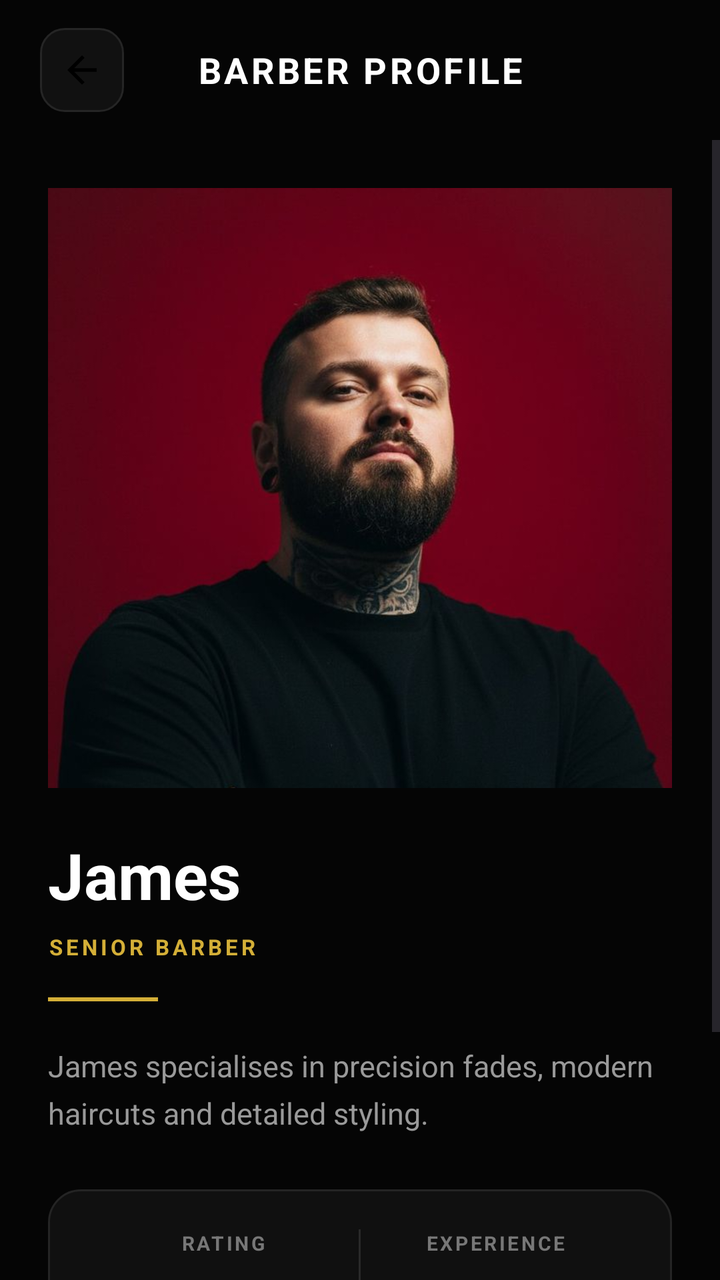
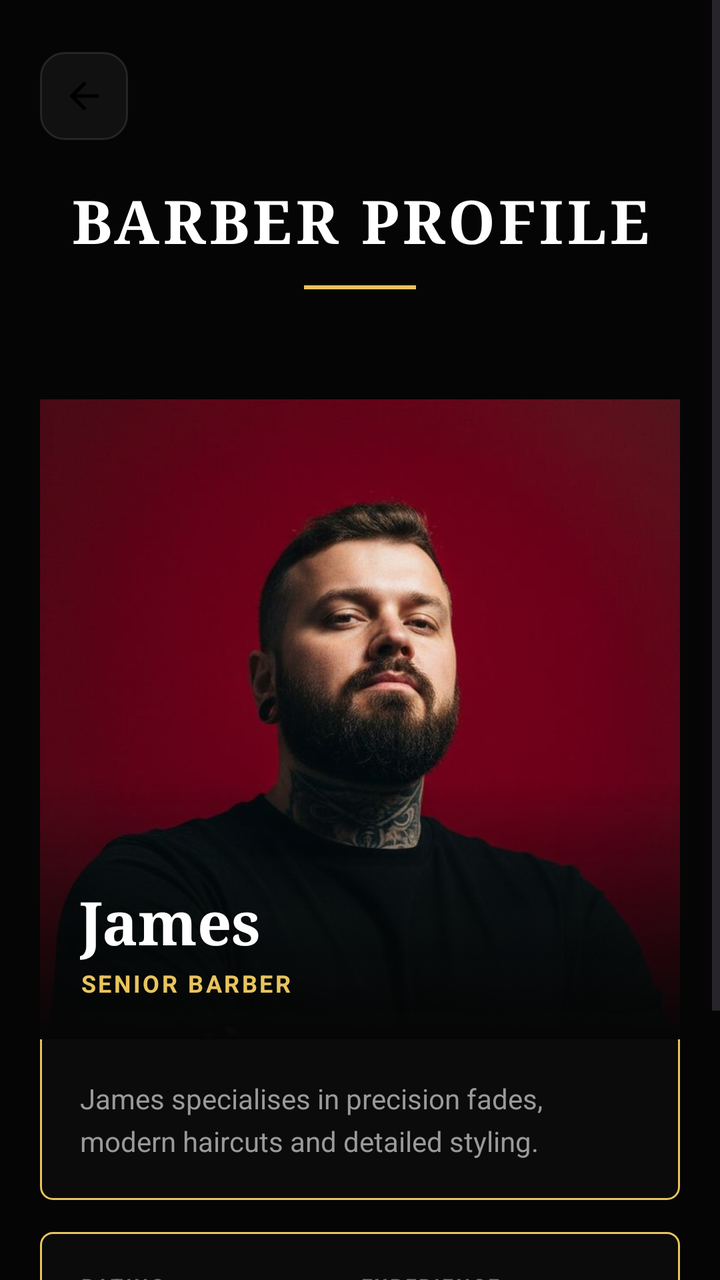

Screens rendered from an Android XML layout before and after an edit, with the pre-edit source and the edit as a unified diff.
<!-- AndroidManifest.xml: application theme Theme.FadeandFaith -->
<!-- res/layout/activity_barber_details.xml -->
<?xml version="1.0" encoding="utf-8"?>
<LinearLayout
    xmlns:android="http://schemas.android.com/apk/res/android"
    android:layout_width="match_parent"
    android:layout_height="match_parent"
    android:orientation="vertical"
    android:background="#050505">



    <LinearLayout
        android:layout_width="match_parent"
        android:layout_height="70dp"
        android:orientation="horizontal"
        android:gravity="center_vertical"
        android:paddingStart="20dp"
        android:paddingEnd="20dp">

        <ImageView
            android:id="@+id/backButton"
            android:layout_width="42dp"
            android:layout_height="42dp"
            android:padding="10dp"
            android:src="@drawable/arrowback"
            android:contentDescription="Back"
            android:background="@drawable/iconbutton" />

        <TextView
            android:layout_width="0dp"
            android:layout_height="wrap_content"
            android:layout_weight="1"
            android:gravity="center"
            android:paddingEnd="42dp"
            android:text="BARBER PROFILE"
            android:textColor="#FFFFFF"
            android:textSize="18sp"
            android:textStyle="bold"
            android:letterSpacing="0.08" />

    </LinearLayout>




    <ScrollView
        android:layout_width="match_parent"
        android:layout_height="0dp"
        android:layout_weight="1"
        android:fillViewport="true">

        <LinearLayout
            android:layout_width="match_parent"
            android:layout_height="wrap_content"
            android:orientation="vertical"
            android:padding="24dp">



            <ImageView
                android:id="@+id/barberImage"
                android:layout_width="match_parent"
                android:layout_height="300dp"
                android:scaleType="centerCrop"
                android:src="@drawable/james"
                android:contentDescription="Barber profile image" />




            <TextView
                android:id="@+id/barberName"
                android:layout_width="match_parent"
                android:layout_height="wrap_content"
                android:layout_marginTop="22dp"
                android:text="James"
                android:textColor="#FFFFFF"
                android:textSize="32sp"
                android:textStyle="bold" />




            <TextView
                android:id="@+id/barberRole"
                android:layout_width="wrap_content"
                android:layout_height="wrap_content"
                android:layout_marginTop="7dp"
                android:text="SENIOR BARBER"
                android:textColor="#D4AF37"
                android:textSize="11sp"
                android:textStyle="bold"
                android:letterSpacing="0.15" />




            <View
                android:layout_width="55dp"
                android:layout_height="2dp"
                android:layout_marginTop="18dp"
                android:background="#D4AF37" />




            <TextView
                android:id="@+id/barberDescription"
                android:layout_width="match_parent"
                android:layout_height="wrap_content"
                android:layout_marginTop="22dp"
                android:text="James specialises in precision fades, modern haircuts and detailed styling."
                android:textColor="#999999"
                android:textSize="15sp"
                android:lineSpacingExtra="6dp" />




            <LinearLayout
                android:layout_width="match_parent"
                android:layout_height="wrap_content"
                android:layout_marginTop="28dp"
                android:orientation="horizontal"
                android:padding="20dp"
                android:background="@drawable/homecard">



                <LinearLayout
                    android:layout_width="0dp"
                    android:layout_height="wrap_content"
                    android:layout_weight="1"
                    android:gravity="center"
                    android:orientation="vertical">

                    <TextView
                        android:layout_width="wrap_content"
                        android:layout_height="wrap_content"
                        android:text="RATING"
                        android:textColor="#777777"
                        android:textSize="10sp"
                        android:textStyle="bold"
                        android:letterSpacing="0.12" />

                    <TextView
                        android:id="@+id/barberRating"
                        android:layout_width="wrap_content"
                        android:layout_height="wrap_content"
                        android:layout_marginTop="8dp"
                        android:text="4.9 / 5"
                        android:textColor="#D4AF37"
                        android:textSize="18sp"
                        android:textStyle="bold" />

                </LinearLayout>


                <View
                    android:layout_width="1dp"
                    android:layout_height="50dp"
                    android:background="#292929" />




                <LinearLayout
                    android:layout_width="0dp"
                    android:layout_height="wrap_content"
                    android:layout_weight="1"
                    android:gravity="center"
                    android:orientation="vertical">

                    <TextView
                        android:layout_width="wrap_content"
                        android:layout_height="wrap_content"
                        android:text="EXPERIENCE"
                        android:textColor="#777777"
                        android:textSize="10sp"
                        android:textStyle="bold"
                        android:letterSpacing="0.12" />

                    <TextView
                        android:id="@+id/barberExperience"
                        android:layout_width="wrap_content"
                        android:layout_height="wrap_content"
                        android:layout_marginTop="8dp"
                        android:text="8 YEARS"
                        android:textColor="#FFFFFF"
                        android:textSize="18sp"
                        android:textStyle="bold" />

                </LinearLayout>

            </LinearLayout>




            <com.google.android.material.button.MaterialButton
                android:id="@+id/bookButton"
                android:layout_width="match_parent"
                android:layout_height="58dp"
                android:layout_marginTop="32dp"
                android:text="BOOK WITH THIS BARBER"
                android:textColor="#050505"
                android:textSize="13sp"
                android:textStyle="bold"
                android:letterSpacing="0.07"
                android:background="@drawable/goldbutton" />

        </LinearLayout>

    </ScrollView>

</LinearLayout>
<!-- resources referenced by this layout -->
<resources>
  <!-- drawable arrowback (drawable) -->
  <vector xmlns:android="http://schemas.android.com/apk/res/android" android:autoMirrored="true" android:height="24dp" android:tint="#000000" android:viewportHeight="960" android:viewportWidth="960" android:width="24dp">
        
      <path android:fillColor="@android:color/white" android:pathData="M313,520L537,744L480,800L160,480L480,160L537,216L313,440L800,440L800,520L313,520Z"/>
      
  </vector>
  <!-- drawable goldbutton (drawable) -->
  <?xml version="1.0" encoding="utf-8"?>
  <shape xmlns:android="http://schemas.android.com/apk/res/android"
      android:shape="rectangle">
  
      <solid android:color="#D4AF37" />
  
      <corners android:radius="14dp" />
  
  </shape>
  <!-- drawable homecard (drawable) -->
  <?xml version="1.0" encoding="utf-8"?>
  <shape xmlns:android="http://schemas.android.com/apk/res/android">
  
      <solid android:color="#101010" />
  
      <stroke
          android:width="1dp"
          android:color="#242424" />
  
      <corners android:radius="16dp" />
  
  </shape>
  <!-- drawable iconbutton (drawable) -->
  <?xml version="1.0" encoding="utf-8"?>
  <shape xmlns:android="http://schemas.android.com/apk/res/android">
  
      <solid android:color="#111111" />
  
      <stroke
          android:width="1dp"
          android:color="#252525" />
  
      <corners android:radius="12dp" />
  
  </shape>
  <!-- drawable james: jpg bitmap (drawable, 54138 bytes) -->
  <style name="Theme.FadeandFaith" parent="Base.Theme.FadeandFaith" />
  <style name="Base.Theme.FadeandFaith" parent="Theme.Material3.DayNight.NoActionBar">
          
          
      </style>
</resources>

<!-- the commit's change to res/layout/activity_barber_details.xml (unified diff, before → after) -->
@@ -1,215 +1,211 @@
 <?xml version="1.0" encoding="utf-8"?>
-<LinearLayout
+<ScrollView
     xmlns:android="http://schemas.android.com/apk/res/android"
+    xmlns:app="http://schemas.android.com/apk/res-auto"
     android:layout_width="match_parent"
     android:layout_height="match_parent"
-    android:orientation="vertical"
-    android:background="#050505">
-
-
+    android:background="#050505"
+    android:fillViewport="true">
 
     <LinearLayout
         android:layout_width="match_parent"
-        android:layout_height="70dp"
-        android:orientation="horizontal"
-        android:gravity="center_vertical"
-        android:paddingStart="20dp"
-        android:paddingEnd="20dp">
-
-        <ImageView
-            android:id="@+id/backButton"
-            android:layout_width="42dp"
-            android:layout_height="42dp"
-            android:padding="10dp"
-            android:src="@drawable/arrowback"
-            android:contentDescription="Back"
-            android:background="@drawable/iconbutton" />
+        android:layout_height="wrap_content"
+        android:orientation="vertical"
+        android:padding="20dp">
+
+        <LinearLayout
+            android:layout_width="match_parent"
+            android:layout_height="56dp"
+            android:gravity="center_vertical"
+            android:orientation="horizontal">
+
+            <ImageView
+                android:id="@+id/backButton"
+                android:layout_width="44dp"
+                android:layout_height="44dp"
+                android:background="@drawable/iconbutton"
+                android:contentDescription="Back"
+                android:padding="11dp"
+                android:src="@drawable/arrowback" />
+
+        </LinearLayout>
 
         <TextView
-            android:layout_width="0dp"
-            android:layout_height="wrap_content"
-            android:layout_weight="1"
+            android:layout_width="match_parent"
+            android:layout_height="wrap_content"
+            android:layout_marginTop="14dp"
+            android:fontFamily="serif"
             android:gravity="center"
-            android:paddingEnd="42dp"
+            android:letterSpacing="0.06"
             android:text="BARBER PROFILE"
             android:textColor="#FFFFFF"
-            android:textSize="18sp"
-            android:textStyle="bold"
-            android:letterSpacing="0.08" />
-
-    </LinearLayout>
-
-
-
-
-    <ScrollView
-        android:layout_width="match_parent"
-        android:layout_height="0dp"
-        android:layout_weight="1"
-        android:fillViewport="true">
+            android:textSize="30sp"
+            android:textStyle="bold" />
+
+        <View
+            android:layout_width="56dp"
+            android:layout_height="2dp"
+            android:layout_gravity="center_horizontal"
+            android:layout_marginTop="12dp"
+            android:background="#E8C45E" />
+
+        <TextView
+            android:layout_width="match_parent"
+            android:layout_height="wrap_content"
+            android:layout_marginTop="12dp"
+            android:gravity="center"
+            android:text=""
+            android:textColor="#9A9A9A"
+            android:textSize="14sp" />
 
         <LinearLayout
             android:layout_width="match_parent"
             android:layout_height="wrap_content"
-            android:orientation="vertical"
-            android:padding="24dp">
-
-
-
-            <ImageView
-                android:id="@+id/barberImage"
+            android:layout_marginTop="24dp"
+            android:background="@drawable/cardoutline"
+            android:orientation="vertical">
+
+            <FrameLayout
                 android:layout_width="match_parent"
-                android:layout_height="300dp"
-                android:scaleType="centerCrop"
-                android:src="@drawable/james"
-                android:contentDescription="Barber profile image" />
-
-
-
-
-            <TextView
-                android:id="@+id/barberName"
-                android:layout_width="match_parent"
-                android:layout_height="wrap_content"
-                android:layout_marginTop="22dp"
-                android:text="James"
-                android:textColor="#FFFFFF"
-                android:textSize="32sp"
-                android:textStyle="bold" />
-
-
-
-
-            <TextView
-                android:id="@+id/barberRole"
-                android:layout_width="wrap_content"
-                android:layout_height="wrap_content"
-                android:layout_marginTop="7dp"
-                android:text="SENIOR BARBER"
-                android:textColor="#D4AF37"
-                android:textSize="11sp"
-                android:textStyle="bold"
-                android:letterSpacing="0.15" />
-
-
-
-
-            <View
-                android:layout_width="55dp"
-                android:layout_height="2dp"
-                android:layout_marginTop="18dp"
-                android:background="#D4AF37" />
-
-
-
+                android:layout_height="320dp">
+
+                <ImageView
+                    android:id="@+id/barberImage"
+                    android:layout_width="match_parent"
+                    android:layout_height="match_parent"
+                    android:contentDescription="Barber photo"
+                    android:scaleType="centerCrop"
+                    android:src="@drawable/james" />
+
+                <View
+                    android:layout_width="match_parent"
+                    android:layout_height="130dp"
+                    android:layout_gravity="bottom"
+                    android:background="@drawable/fadebottom" />
+
+                <LinearLayout
+                    android:layout_width="match_parent"
+                    android:layout_height="wrap_content"
+                    android:layout_gravity="bottom"
+                    android:orientation="vertical"
+                    android:padding="20dp">
+
+                    <TextView
+                        android:id="@+id/barberName"
+                        android:layout_width="wrap_content"
+                        android:layout_height="wrap_content"
+                        android:fontFamily="serif"
+                        android:text="James"
+                        android:textColor="#FFFFFF"
+                        android:textSize="30sp"
+                        android:textStyle="bold" />
+
+                    <TextView
+                        android:id="@+id/barberRole"
+                        android:layout_width="wrap_content"
+                        android:layout_height="wrap_content"
+                        android:layout_marginTop="2dp"
+                        android:letterSpacing="0.1"
+                        android:text="SENIOR BARBER"
+                        android:textColor="#E8C45E"
+                        android:textSize="12sp"
+                        android:textStyle="bold" />
+
+                </LinearLayout>
+
+            </FrameLayout>
 
             <TextView
                 android:id="@+id/barberDescription"
                 android:layout_width="match_parent"
                 android:layout_height="wrap_content"
-                android:layout_marginTop="22dp"
+                android:lineSpacingExtra="5dp"
+                android:padding="20dp"
                 android:text="James specialises in precision fades, modern haircuts and detailed styling."
-                android:textColor="#999999"
-                android:textSize="15sp"
-                android:lineSpacingExtra="6dp" />
-
-
-
+                android:textColor="#9A9A9A"
+                android:textSize="14sp" />
+
+        </LinearLayout>
+
+        <LinearLayout
+            android:layout_width="match_parent"
+            android:layout_height="wrap_content"
+            android:layout_marginTop="16dp"
+            android:background="@drawable/cardoutline"
+            android:orientation="horizontal"
+            android:padding="20dp">
 
             <LinearLayout
-                android:layout_width="match_parent"
+                android:layout_width="0dp"
                 android:layout_height="wrap_content"
-                android:layout_marginTop="28dp"
-                android:orientation="horizontal"
-                android:padding="20dp"
-                android:background="@drawable/homecard">
-
-
-
-                <LinearLayout
-                    android:layout_width="0dp"
-                    android:layout_height="wrap_content"
-                    android:layout_weight="1"
-                    android:gravity="center"
-                    android:orientation="vertical">
-
-                    <TextView
-                        android:layout_width="wrap_content"
-                        android:layout_height="wrap_content"
-                        android:text="RATING"
-                        android:textColor="#777777"
-                        android:textSize="10sp"
-                        android:textStyle="bold"
-                        android:letterSpacing="0.12" />
-
-                    <TextView
-                        android:id="@+id/barberRating"
-                        android:layout_width="wrap_content"
-                        android:layout_height="wrap_content"
-                        android:layout_marginTop="8dp"
-                        android:text="4.9 / 5"
-                        android:textColor="#D4AF37"
-                        android:textSize="18sp"
-                        android:textStyle="bold" />
-
-                </LinearLayout>
-
-
-                <View
-                    android:layout_width="1dp"
-                    android:layout_height="50dp"
-                    android:background="#292929" />
-
-
-
-
-                <LinearLayout
-                    android:layout_width="0dp"
-                    android:layout_height="wrap_content"
-                    android:layout_weight="1"
-                    android:gravity="center"
-                    android:orientation="vertical">
-
-                    <TextView
-                        android:layout_width="wrap_content"
-                        android:layout_height="wrap_content"
-                        android:text="EXPERIENCE"
-                        android:textColor="#777777"
-                        android:textSize="10sp"
-                        android:textStyle="bold"
-                        android:letterSpacing="0.12" />
-
-                    <TextView
-                        android:id="@+id/barberExperience"
-                        android:layout_width="wrap_content"
-                        android:layout_height="wrap_content"
-                        android:layout_marginTop="8dp"
-                        android:text="8 YEARS"
-                        android:textColor="#FFFFFF"
-                        android:textSize="18sp"
-                        android:textStyle="bold" />
-
-                </LinearLayout>
+                android:layout_weight="1"
+                android:orientation="vertical">
+
+                <TextView
+                    android:layout_width="wrap_content"
+                    android:layout_height="wrap_content"
+                    android:letterSpacing="0.12"
+                    android:text="@string/label_rating"
+                    android:textColor="#777777"
+                    android:textSize="10sp"
+                    android:textStyle="bold" />
+
+                <TextView
+                    android:id="@+id/barberRating"
+                    android:layout_width="wrap_content"
+                    android:layout_height="wrap_content"
+                    android:layout_marginTop="6dp"
+                    android:fontFamily="serif"
+                    android:text="4.9 / 5"
+                    android:textColor="#E8C45E"
+                    android:textSize="24sp"
+                    android:textStyle="bold" />
 
             </LinearLayout>
 
-
-
-
-            <com.google.android.material.button.MaterialButton
-                android:id="@+id/bookButton"
-                android:layout_width="match_parent"
-                android:layout_height="58dp"
-                android:layout_marginTop="32dp"
-                android:text="BOOK WITH THIS BARBER"
-                android:textColor="#050505"
-                android:textSize="13sp"
-                android:textStyle="bold"
-                android:letterSpacing="0.07"
-                android:background="@drawable/goldbutton" />
+            <LinearLayout
+                android:layout_width="0dp"
+                android:layout_height="wrap_content"
+                android:layout_weight="1"
+                android:orientation="vertical">
+
+                <TextView
+                    android:layout_width="wrap_content"
+                    android:layout_height="wrap_content"
+                    android:letterSpacing="0.12"
+                    android:text="@string/label_experience"
+                    android:textColor="#777777"
+                    android:textSize="10sp"
+                    android:textStyle="bold" />
+
+                <TextView
+                    android:id="@+id/barberExperience"
+                    android:layout_width="wrap_content"
+                    android:layout_height="wrap_content"
+                    android:layout_marginTop="6dp"
+                    android:fontFamily="serif"
+                    android:text="8 YEARS"
+                    android:textColor="#FFFFFF"
+                    android:textSize="18sp"
+                    android:textStyle="bold" />
+
+            </LinearLayout>
 
         </LinearLayout>
 
-    </ScrollView>
-
-</LinearLayout>
+        <com.google.android.material.button.MaterialButton
+            android:id="@+id/bookButton"
+            android:layout_width="match_parent"
+            android:layout_height="56dp"
+            android:layout_marginTop="26dp"
+            android:background="@drawable/gold"
+            android:letterSpacing="0.08"
+            android:text="@string/action_book_with_barber"
+            android:textColor="#050505"
+            android:textSize="14sp"
+            android:textStyle="bold"
+            app:backgroundTint="@null" />
+
+    </LinearLayout>
+
+</ScrollView>
<!-- resource entries referenced after the edit -->
@@ -6,29 +6,36 @@
       <path android:fillColor="@android:color/white" android:pathData="M313,520L537,744L480,800L160,480L480,160L537,216L313,440L800,440L800,520L313,520Z"/>
       
   </vector>
-  <!-- drawable goldbutton (drawable) -->
+  <!-- drawable cardoutline (drawable) -->
   <?xml version="1.0" encoding="utf-8"?>
   <shape xmlns:android="http://schemas.android.com/apk/res/android"
       android:shape="rectangle">
-  
-      <solid android:color="#D4AF37" />
-  
-      <corners android:radius="14dp" />
-  
-  </shape>
-  <!-- drawable homecard (drawable) -->
-  <?xml version="1.0" encoding="utf-8"?>
-  <shape xmlns:android="http://schemas.android.com/apk/res/android">
-  
-      <solid android:color="#101010" />
-  
+      <solid android:color="#0B0B0B" />
       <stroke
           android:width="1dp"
-          android:color="#242424" />
-  
-      <corners android:radius="16dp" />
-  
+          android:color="#E8C45E" />
+      <corners android:radius="6dp" />
   </shape>
+  <!-- drawable fadebottom (drawable) -->
+  <?xml version="1.0" encoding="utf-8"?>
+  <shape xmlns:android="http://schemas.android.com/apk/res/android"
+      android:shape="rectangle">
+      <gradient
+          android:angle="90"
+          android:startColor="#050505"
+          android:endColor="#00050505" />
+  </shape>
+  <!-- drawable gold (drawable) -->
+  <?xml version="1.0" encoding="utf-8"?>
+  <ripple xmlns:android="http://schemas.android.com/apk/res/android"
+      android:color="#33000000">
+      <item>
+          <shape android:shape="rectangle">
+              <solid android:color="#E8C45E" />
+              <corners android:radius="28dp" />
+          </shape>
+      </item>
+  </ripple>
   <!-- drawable iconbutton (drawable) -->
   <?xml version="1.0" encoding="utf-8"?>
   <shape xmlns:android="http://schemas.android.com/apk/res/android">
@@ -43,6 +50,9 @@
   
   </shape>
   <!-- drawable james: jpg bitmap (drawable, 54138 bytes) -->
+  <string name="action_book_with_barber">BOOK WITH THIS BARBER</string>
+  <string name="label_experience">EXPERIENCE</string>
+  <string name="label_rating">RATING</string>
   <style name="Theme.FadeandFaith" parent="Base.Theme.FadeandFaith" />
   <style name="Base.Theme.FadeandFaith" parent="Theme.Material3.DayNight.NoActionBar">
           
